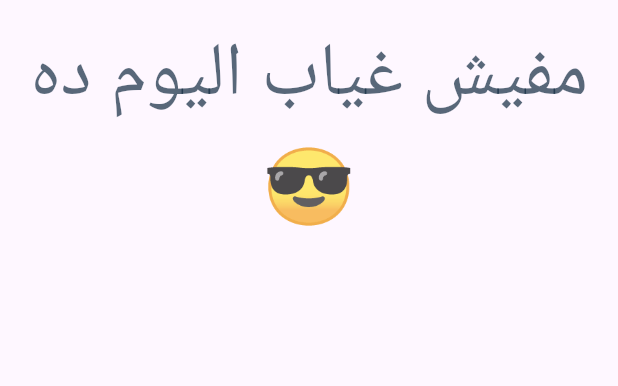
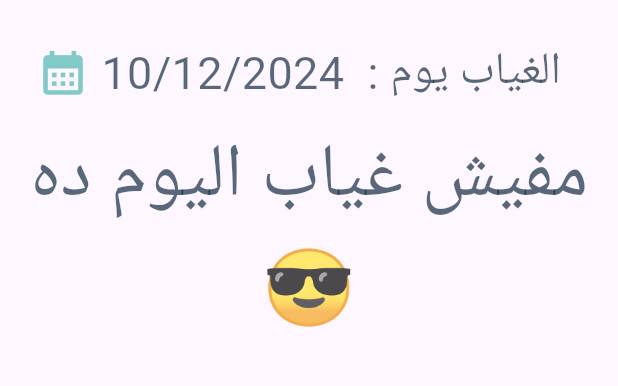
Before and after one commit to Mariamsamy26/church_service, a Flutter app: the LeverScreen screen opened directly with empty values, after a tap on "الافتقاد", on a phone screen of 412 x 824 dp, the part 199-585 px from its top. Run offline on Flutter 3.47's test engine with Material 3 defaults, Android fonts, the light colour scheme and no system bars; our stand-ins replace cloud_firestore, firebase_core, google_fonts, permission_handler, table_calendar; accounts and stored records are empty; Roboto replaces fonts that are missing (Acme, Amiri).

Commit message:
edit tracking
Signed-off-by: Mariamsamy26 <mariamsamy324@gmail.com>

```diff
--- a/lib/layout/leveles/childrenTrack.dart
+++ b/lib/layout/leveles/childrenTrack.dart
@@ -25,7 +25,6 @@ class ChildrenTrack extends StatefulWidget {
 class _ChildrenTrackState extends State<ChildrenTrack> {
   late DateTime selectedDate;
 
-
   @override
   void initState() {
     super.initState();
@@ -47,8 +46,7 @@ class _ChildrenTrackState extends State<ChildrenTrack> {
             ),
             textButtonTheme: TextButtonThemeData(
               style: TextButton.styleFrom(
-                foregroundColor:
-                ColorManager.liteblueGray,
+                foregroundColor: ColorManager.liteblueGray,
               ),
             ),
           ),
@@ -74,24 +72,32 @@ class _ChildrenTrackState extends State<ChildrenTrack> {
             vertical: MediaQuery.of(context).size.height * 0.01,
           ),
           child: Row(
-
             mainAxisAlignment: MainAxisAlignment.spaceBetween,
             children: [
               IconButton(
-                icon: Icon(Icons.calendar_month_sharp,color: ColorManager.liteblueGray,size: 35,),
+                icon: Icon(
+                  Icons.calendar_month_sharp,
+                  color: ColorManager.liteblueGray,
+                  size: 35,
+                ),
                 onPressed: _showDatePicker,
               ),
               Text(
                 '${DateFormat('dd/MM/yyyy').format(selectedDate)}  : الغياب يوم   ',
                 style: FontForm.TextStyle30bold,
               ),
-
             ],
           ),
         ),
 
         // List of children that match the selected date
-        Expanded(
+        widget.childrenData != null
+            ? Text(
+                "مفيش غياب اليوم ده \n😎",
+                style: FontForm.TextStyle50bold,
+                textAlign: TextAlign.center,
+              )
+            : Expanded(
                 child: ListView.builder(
                   shrinkWrap: true,
                   physics: NeverScrollableScrollPhysics(),
--- a/lib/layout/leveles/leverScreen.dart
+++ b/lib/layout/leveles/leverScreen.dart
@@ -47,13 +47,15 @@ class LeverScreen extends StatelessWidget {
                       if (snapshot.connectionState == ConnectionState.waiting) {
                         return Center(child: CircularProgressIndicator());
                       }
-
-                      if (!snapshot.hasData || snapshot.data!.isEmpty) {
+                      var childrenData = snapshot.data;
+                      if (snapshot.data == null || snapshot.data!.isEmpty) {
                         return childrenProvider.selectedMonth == "14"
-                            ? Text(
-                          "مفيش غياب اليوم ده \n😎",
-                          style: FontForm.TextStyle50bold,
-                          textAlign: TextAlign.center,
+                            ? ChildrenTrack(
+                          initialDay: childrenProvider.selectedDayTrack,
+                          onDayChanged: (DateTime day) {
+                            childrenProvider.updateTrackingDate(day);
+                          },
+                          childrenData: childrenData,
                         )
                             : Text(
                           "يمكن تضيف عيال المرحله ديه \n🌚.. ",
@@ -62,7 +64,6 @@ class LeverScreen extends StatelessWidget {
                         );
                       }
 
-                      var childrenData = snapshot.data;
 
                       if (childrenProvider.selectedMonth == "13") {
                         return ChildrenAtt(
@@ -73,15 +74,15 @@ class LeverScreen extends StatelessWidget {
                         );
                       }
 
-                      if (childrenProvider.selectedMonth == "14") {
-                        return ChildrenTrack(
-                          initialDay: childrenProvider.selectedDayTrack,
-                          onDayChanged: (DateTime day) {
-                            childrenProvider.updateTrackingDate(day);
-                          },
-                          childrenData: childrenData,
-                        );
-                      }
+                      // if (childrenProvider.selectedMonth == "14") {
+                      //   return ChildrenTrack(
+                      //     initialDay: childrenProvider.selectedDayTrack,
+                      //     onDayChanged: (DateTime day) {
+                      //       childrenProvider.updateTrackingDate(day);
+                      //     },
+                      //     childrenData: childrenData,
+                      //   );
+                      // }
 
                       // العرض الافتراضي
                       return ChildrenFind(childrenData: childrenData);
```
Lines whose indentation alone changed are shown as unchanged.
